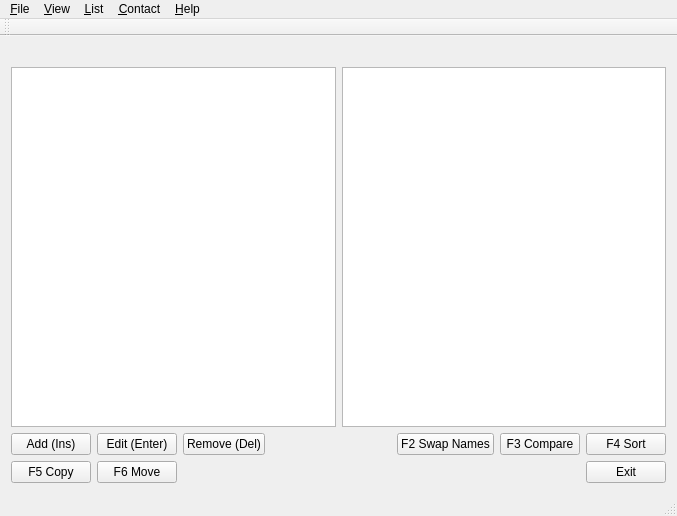
The window that src/mainwindow.ui (DarkHobbit/doublecontact) describes before a commit, drawn with Qt 5.
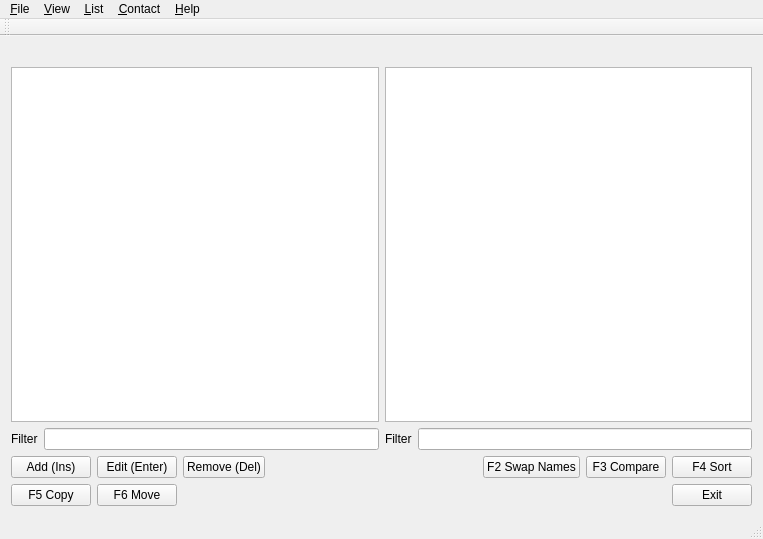
The same window after the commit.

Commit message: Visible items filtering (Ctrl+F) added

```diff
--- a/src/mainwindow.ui
+++ b/src/mainwindow.ui
@@ -6,8 +6,8 @@
    <rect>
     <x>0</x>
     <y>0</y>
-    <width>677</width>
-    <height>516</height>
+    <width>763</width>
+    <height>539</height>
    </rect>
   </property>
   <property name="windowTitle">
@@ -57,6 +57,41 @@
         </property>
        </widget>
       </item>
+      <item row="1" column="0">
+       <widget class="QTableView" name="tvLeft">
+        <property name="selectionBehavior">
+         <enum>QAbstractItemView::SelectRows</enum>
+        </property>
+       </widget>
+      </item>
+      <item row="2" column="0">
+       <layout class="QHBoxLayout" name="horizontalLayout_3">
+        <item>
+         <widget class="QLabel" name="lbFilterLeft">
+          <property name="text">
+           <string>Filter</string>
+          </property>
+         </widget>
+        </item>
+        <item>
+         <widget class="QLineEdit" name="leFilterLeft"/>
+        </item>
+       </layout>
+      </item>
+      <item row="2" column="1">
+       <layout class="QHBoxLayout" name="horizontalLayout_4">
+        <item>
+         <widget class="QLabel" name="lbFilterRight">
+          <property name="text">
+           <string>Filter</string>
+          </property>
+         </widget>
+        </item>
+        <item>
+         <widget class="QLineEdit" name="leFilterRight"/>
+        </item>
+       </layout>
+      </item>
      </layout>
     </item>
     <item>
@@ -163,7 +198,7 @@
     <rect>
      <x>0</x>
      <y>0</y>
-     <width>677</width>
+     <width>763</width>
      <height>19</height>
     </rect>
    </property>
```
Left out of the diff: 16 changed lines with no effect on the pictures. The commit also changes 2 other files.
